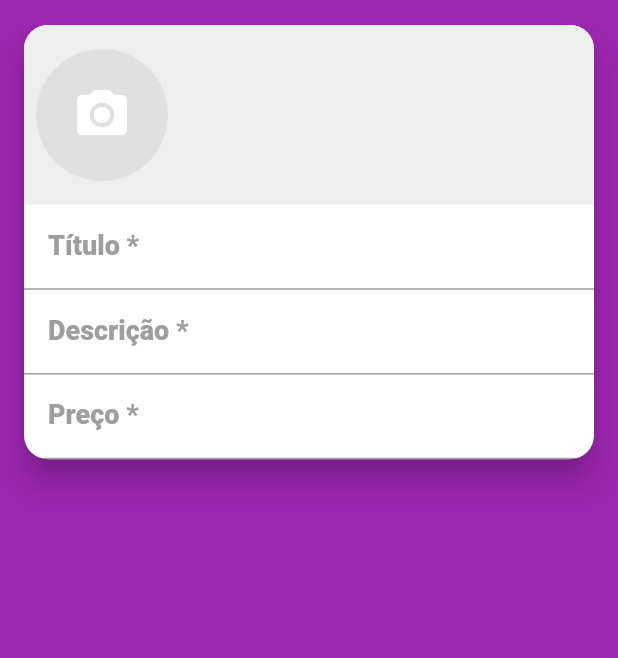
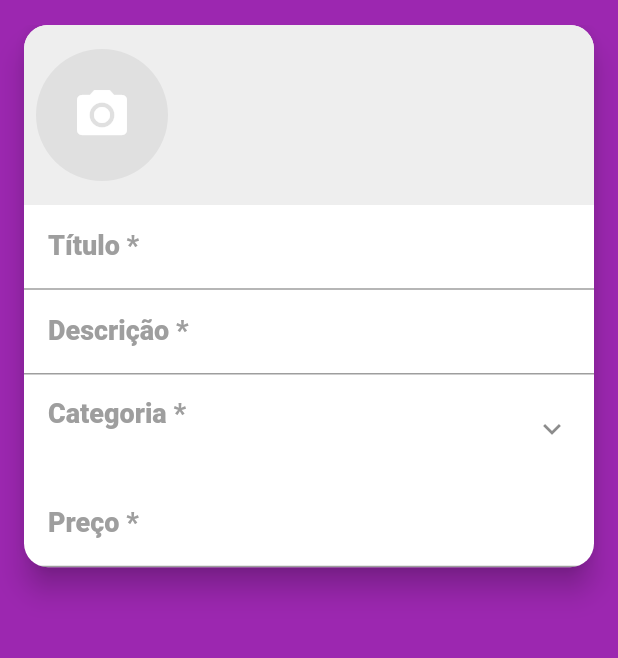
Before and after one commit to scorpaust/xlo_spark, a Flutter app: the CreateScreen screen opened directly, on a phone screen of 412 x 824 dp, the part 59-717 px from its top. Run offline on Flutter 3.47's test engine with Material 2 defaults, Android fonts, the phone set to English and light mode, and no system bars; our stand-ins replace flutter_mobx, get_it, image_cropper, image_picker, mobx, parse_server_sdk_flutter; missing offline and left inert: connectivity_plus_web, image_cropper_for_web, image_picker_for_web, package_info_plus_web, shared_preferences_web; generated files the repository leaves out were written again; network calls fail.

Commit message:
Seleção da categoria

```diff
--- /dev/null
+++ b/lib/screens/create/components/category_field.dart
@@ -0,0 +1,58 @@
+import 'package:flutter/material.dart';
+import 'package:flutter_mobx/flutter_mobx.dart';
+import 'package:xlo_spark/screens/category/category_screen.dart';
+import 'package:xlo_spark/stores/create_store.dart';
+
+import '../../../models/category.dart';
+
+class CategoryField extends StatelessWidget {
+  CategoryField(this.createStore) : super();
+
+  final CreateStore createStore;
+
+  @override
+  Widget build(BuildContext context) {
+    return Observer(builder: (_) {
+      return ListTile(
+          title: createStore.category.id == ''
+              ? const Text(
+                  'Categoria *',
+                  style: TextStyle(
+                    fontWeight: FontWeight.w800,
+                    color: Colors.grey,
+                    fontSize: 18,
+                  ),
+                )
+              : const Text(
+                  'Categoria *',
+                  style: TextStyle(
+                    fontWeight: FontWeight.w700,
+                    color: Colors.grey,
+                    fontSize: 14,
+                  ),
+                ),
+          subtitle: createStore.category == Category(id: '', description: '')
+              ? const Text('')
+              : Text(
+                  '${createStore.category.description}',
+                  style: const TextStyle(
+                    color: Colors.black,
+                    fontSize: 17,
+                  ),
+                ),
+          trailing: Icon(Icons.keyboard_arrow_down),
+          onTap: () async {
+            final category = await showDialog(
+              context: context,
+              builder: (_) => CategoryScreen(
+                selected: createStore.category,
+                showAll: false,
+              ),
+            );
+            if (category != null) {
+              createStore.setCategory(category);
+            }
+          });
+    });
+  }
+}
--- a/lib/screens/create/create_screen.dart
+++ b/lib/screens/create/create_screen.dart
@@ -3,6 +3,8 @@ import 'package:flutter/services.dart';
 import 'package:xlo_spark/components/custom_drawer/custom_drawer.dart';
 import 'package:xlo_spark/screens/create/components/images_field.dart';
 import 'package:xlo_spark/stores/create_store.dart';
+
+import 'components/category_field.dart';
 
 class CreateScreen extends StatelessWidget {
   final CreateStore createStore = CreateStore();
@@ -46,6 +48,7 @@ class CreateScreen extends StatelessWidget {
               ),
               maxLines: null,
             ),
+            CategoryField(createStore),
             TextFormField(
               decoration: const InputDecoration(
                   labelText: 'Preço *',
```
Also changed, not shown: lib/main.dart (+2 -5 lines), lib/stores/create_store.dart (+7 -0 lines), lib/stores/create_store.g.dart.
